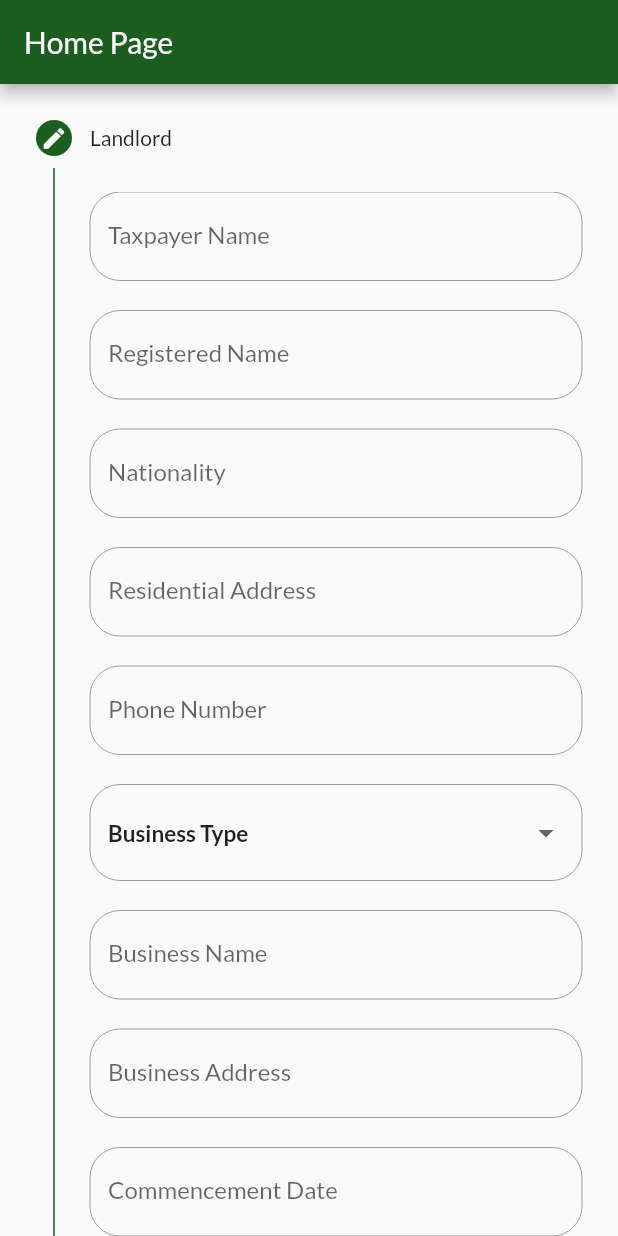
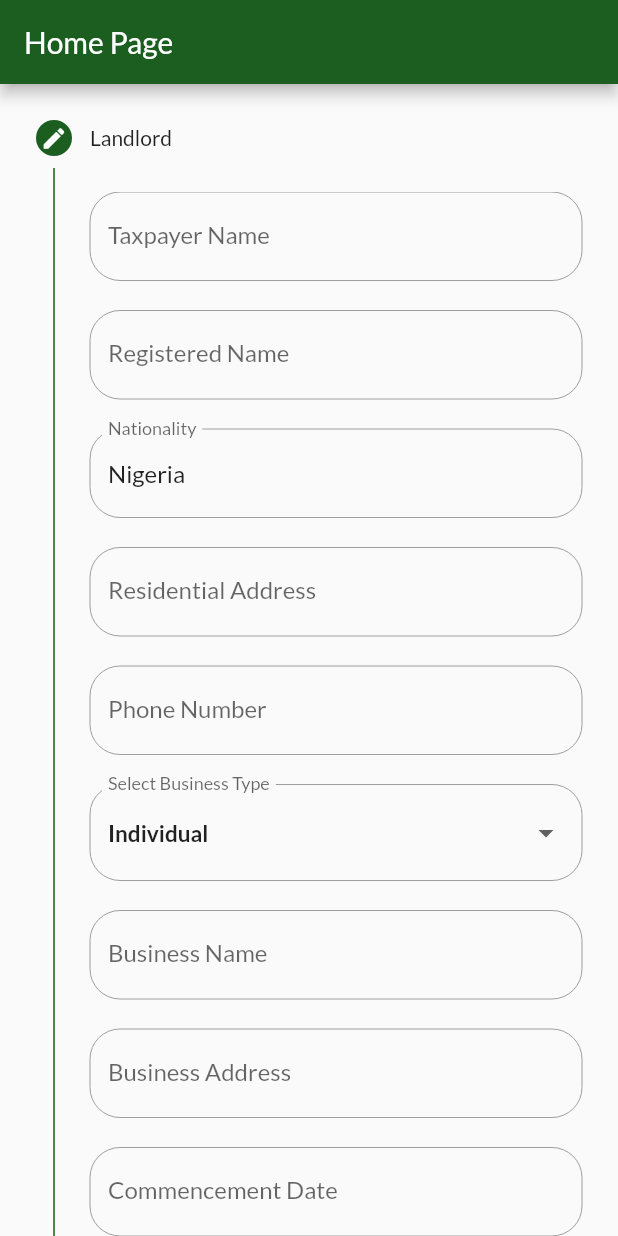
Before and after one commit to AbdulsalamAbdulrahman/enum_app, a Flutter app: the screen it shows after launch, on a phone screen of 412 x 824 dp. Run offline on Flutter 3.47's test engine with Material 2 defaults, Android fonts, the phone set to English and light mode, and no system bars; our stand-ins replace connectivity_plus, easy_splash_screen, geolocator, google_fonts.

Commit message:
added circual indicator for submit. added default values

```diff
--- a/lib/forms.dart
+++ b/lib/forms.dart
@@ -21,7 +21,8 @@ final List<TextField> rateFields = [];
 //Landlord
 TextEditingController fullName = TextEditingController();
 TextEditingController regName = TextEditingController();
-TextEditingController nationality = TextEditingController();
+TextEditingController nationality = TextEditingController(text: 'Nigeria');
+
 TextEditingController resAddress = TextEditingController();
 TextEditingController phone = TextEditingController();
 TextEditingController busName = TextEditingController();
@@ -52,7 +53,7 @@ TextEditingController eight = TextEditingController();
 TextEditingController ninth = TextEditingController();
 TextEditingController tenth = TextEditingController();
 
-//plazas info
+//Plaza info
 // TextEditingController floorNo = TextEditingController();
 TextEditingController totalshops = TextEditingController();
 // TextEditingController shopsperfloor = TextEditingController();
@@ -67,7 +68,11 @@ TextEditingController rateH = TextEditingController();
 TextEditingController geolong = TextEditingController();
 TextEditingController geolat = TextEditingController();
 
-Widget textField(controllerValue, String label, inputType) {
+Widget textField(
+  controllerValue,
+  String label,
+  inputType,
+) {
   return TextFormField(
     // validator: validateField,
     controller: controllerValue,
--- a/lib/homepage.dart
+++ b/lib/homepage.dart
@@ -46,11 +46,11 @@ class _HomePageState extends State<HomePage> {
   int activeStepIndex = 0;
 
   String rentType = 'Select Type of Rent';
-  String dropdownValue = 'Business Type';
+  String dropdownValue = 'Individual';
   String dropdownPlaza = 'No. of Floors';
   String dropdownHouses = 'House Type';
-  String identification = 'Select Means of Identification';
-  String agidentification = 'Select Means of Identification';
+  String identification = 'NIN';
+  String agidentification = 'NIN';
 
   late bool error, sending, success;
   late String msg;
@@ -140,9 +140,10 @@ class _HomePageState extends State<HomePage> {
   }
 
   Future sendData() async {
+    setState(() {
+      _isLoading = true;
+    });
     var res = await http.post(Uri.parse(phpurl), body: {
-      // jsonEncode(dataa)
-      //tp table
       "fullname": fullName.text,
       "regname": regName.text,
       "nationality": nationality.text,
@@ -188,16 +189,16 @@ class _HomePageState extends State<HomePage> {
       } else {
         fullName.text = '';
         regName.text = '';
-        nationality.text = '';
+        nationality.text = 'Nigeria';
         resAddress.text = '';
         phone.text = '';
-        dropdownValue = 'Business Type';
+        dropdownValue = 'Individual';
         busName.text = '';
         busAddress.text = '';
         dueDate.text = '';
         busRegNo.text = '';
         areaoffice.text = '';
-        identification = "Select Means of Identification";
+        identification = "NIN";
         nin.text = '';
         kadIRSId.text = '';
         rentType = 'Select Type of Rent';
@@ -205,7 +206,7 @@ class _HomePageState extends State<HomePage> {
         agName.text = '';
         agAddress.text = '';
         agPhone.text = '';
-        agidentification = 'Select Means of Identification';
+        agidentification = 'NIN';
         agNin.text = '';
 
         dropdownPlaza = 'No. of Floors';
@@ -232,9 +233,15 @@ class _HomePageState extends State<HomePage> {
         //mark error and refresh UI with setState
       });
     }
+    setState(() {
+      _isLoading = false;
+    });
   }
 
   Future sendDataHouses() async {
+    setState(() {
+      _isLoading = true;
+    });
     var res = await http.post(Uri.parse(phpurl2), body: {
       "fullname": fullName.text,
       "regname": regName.text,
@@ -275,16 +282,16 @@ class _HomePageState extends State<HomePage> {
       } else {
         fullName.text = '';
         regName.text = '';
-        nationality.text = '';
+        nationality.text = 'Nigeria';
         resAddress.text = '';
         phone.text = '';
-        dropdownValue = 'Business Type';
+        dropdownValue = 'Individual';
         busName.text = '';
         busAddress.text = '';
         dueDate.text = '';
         busRegNo.text = '';
         areaoffice.text = '';
-        identification = "Select Means of Identification";
+        identification = "NIN";
         nin.text = '';
         kadIRSId.text = '';
         rentType = 'Select Type of Rent';
@@ -292,7 +299,7 @@ class _HomePageState extends State<HomePage> {
         agName.text = '';
         agAddress.text = '';
         agPhone.text = '';
-        agidentification = 'Select Means of Identification';
+        agidentification = 'NIN';
         agNin.text = '';
 
         dropdownHouses = 'House Type';
@@ -316,6 +323,9 @@ class _HomePageState extends State<HomePage> {
         //mark error and refresh UI with setState
       });
     }
+    setState(() {
+      _isLoading = false;
+    });
   }
 
   List<Step> stepList() => [
@@ -331,7 +341,7 @@ class _HomePageState extends State<HomePage> {
           state: activeStepIndex <= 1 ? StepState.editing : StepState.complete,
           isActive: activeStepIndex >= 1,
           title: const Text('Rent Type'),
-          content: (rentType == "Plazas")
+          content: (rentType == "Plaza")
               ? _form2()
               : (rentType == "Houses")
                   ? _form3()
@@ -463,7 +473,7 @@ class _HomePageState extends State<HomePage> {
                             setState(() {
                               sending = true;
                             });
-                            rentType == 'Plazas'
+                            rentType == 'Plaza'
                                 ? sendData()
                                 : rentType == 'Houses'
                                     ? sendDataHouses()
@@ -515,7 +525,11 @@ class _HomePageState extends State<HomePage> {
           const SizedBox(
             height: 20,
           ),
-          textField(nationality, "Nationality", TextInputType.text),
+          TextFormField(
+            controller: nationality,
+            keyboardType: TextInputType.text,
+            decoration: decorate('Nationality'),
+          ),
           const SizedBox(
             height: 20,
           ),
@@ -749,6 +763,7 @@ class _HomePageState extends State<HomePage> {
         // validator: validateD,
 
         decoration: const InputDecoration(
+            label: Text('Select Business Type'),
             enabledBorder: OutlineInputBorder(
               borderRadius: BorderRadius.all(Radius.circular(20.0)),
               borderSide: BorderSide(color: Colors.grey, width: 0.0),
@@ -761,7 +776,6 @@ class _HomePageState extends State<HomePage> {
           });
         },
         items: <String>[
-          'Business Type',
           'Individual',
           'Group',
         ].map<DropdownMenuItem<String>>((String value) {
@@ -792,7 +806,7 @@ class _HomePageState extends State<HomePage> {
       },
       items: <String>[
         'Select Type of Rent',
-        'Plazas',
+        'Plaza',
         'Houses',
         'Event Center',
         'Schools',
@@ -888,6 +902,7 @@ class _HomePageState extends State<HomePage> {
     return DropdownButtonFormField<String>(
       // validator: validateD,
       decoration: const InputDecoration(
+          label: Text('Select Means of Identification'),
           enabledBorder: OutlineInputBorder(
             borderRadius: BorderRadius.all(Radius.circular(20.0)),
             borderSide: BorderSide(color: Colors.grey, width: 0.0),
@@ -900,9 +915,8 @@ class _HomePageState extends State<HomePage> {
         });
       },
       items: <String>[
-        'Select Means of Identification',
+        'NIN',
         'TIN',
-        'NIN',
       ].map<DropdownMenuItem<String>>((String value) {
         return DropdownMenuItem<String>(
           value: value,
@@ -931,9 +945,8 @@ class _HomePageState extends State<HomePage> {
         });
       },
       items: <String>[
-        'Select Means of Identification',
+        'NIN',
         'TIN',
-        'NIN',
       ].map<DropdownMenuItem<String>>((String value) {
         return DropdownMenuItem<String>(
           value: value,
```
